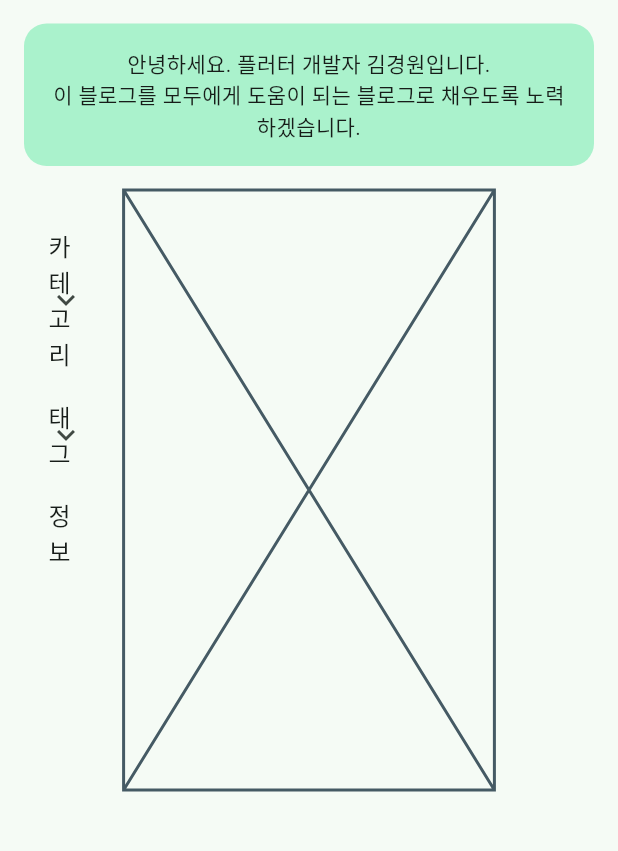
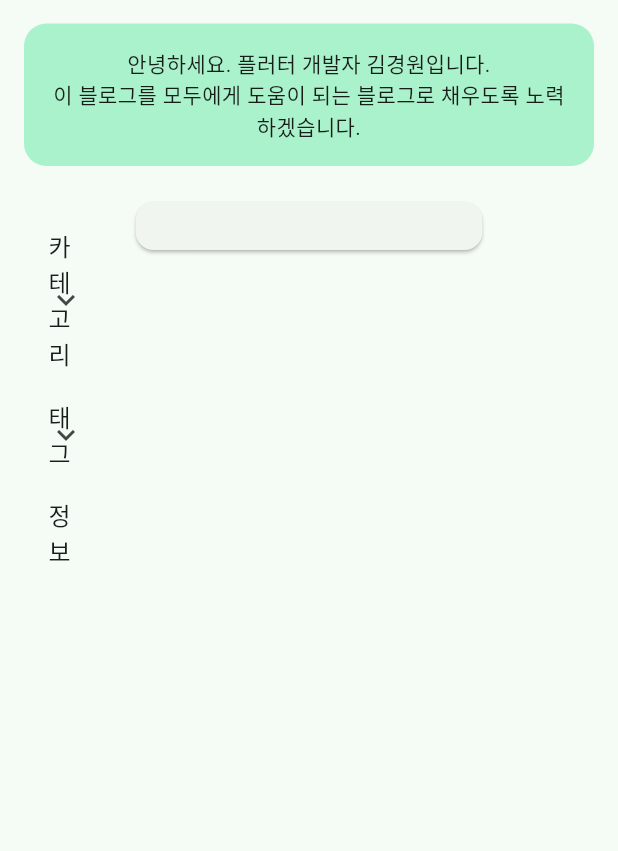
Before and after one commit to KimKyungWon0519/KimKyungWon0519.github.io, a Flutter app: the DesktopView screen opened directly, on a phone screen of 412 x 824 dp, the part 101-952 px from its top. Run offline on Flutter 3.47's test engine with Material 3 defaults, Android fonts, the phone set to English and light mode, and no system bars; our stand-ins replace responsive_builder; Roboto replaces fonts that are missing (GmarketSans).

Commit message:
FEAT: Add Default Layout on Preview Widget

```diff
--- a/lib/src/feature/presentation/home_page/local_widgets/desktop/preview.dart
+++ b/lib/src/feature/presentation/home_page/local_widgets/desktop/preview.dart
@@ -5,6 +5,14 @@ class Preview extends StatelessWidget {
 
   @override
   Widget build(BuildContext context) {
-    return const Placeholder();
+    return Card(
+      margin: const EdgeInsets.all(8),
+      child: Padding(
+        padding: const EdgeInsets.all(16),
+        child: Row(
+          children: [],
+        ),
+      ),
+    );
   }
 }
```
